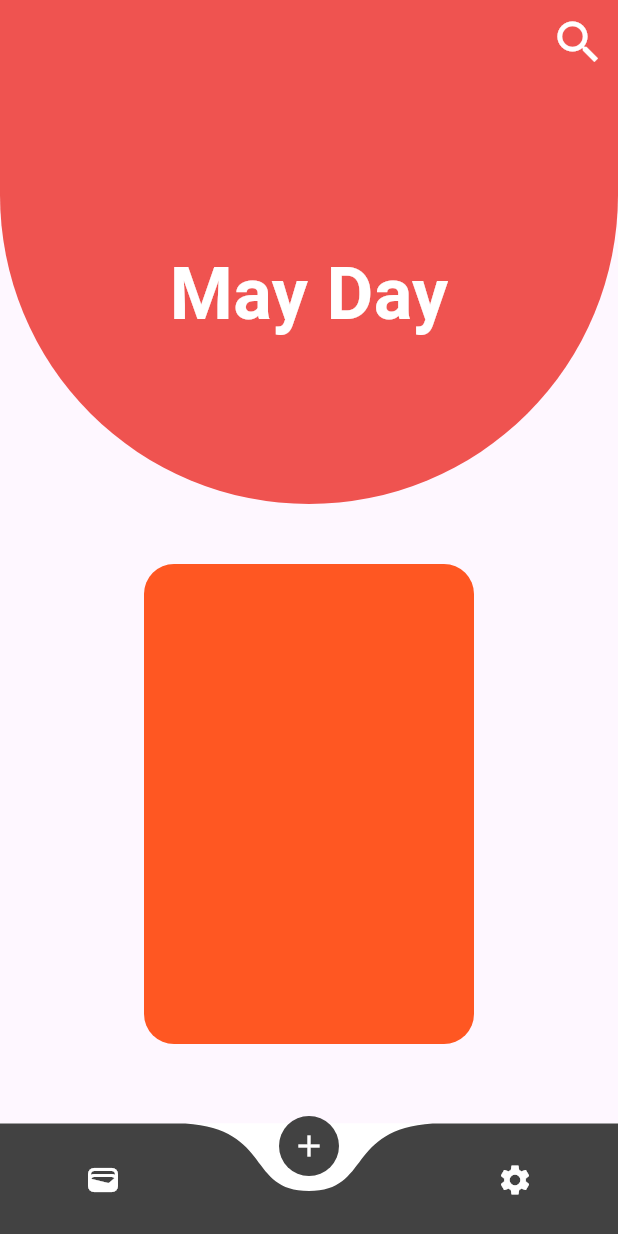
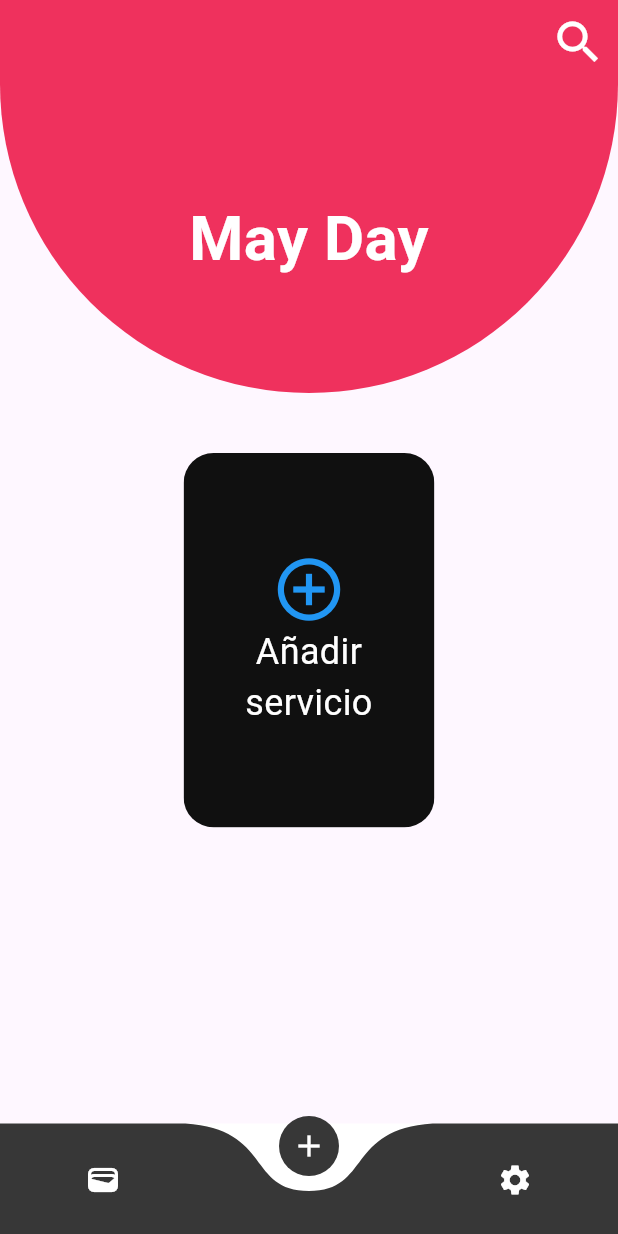
Before and after one commit to sambayoyo/Proyecto_movil, a Flutter app: the screen it shows after launch, item 2 of the bottom bar chosen, on a phone screen of 412 x 824 dp. Run offline on Flutter 3.47's test engine with Material 3 defaults, Android fonts, the phone set to English and light mode, and no system bars; drawn by our look-alikes of curved_navigation_bar; our stand-ins replace google_fonts.

Commit message:
homePage y settings listos, falta wallet

```diff
--- a/lib/Widgets/Lobby.dart
+++ b/lib/Widgets/Lobby.dart
@@ -15,13 +15,14 @@ class _LobbyState extends State<Lobby> {
   final _controller = PageController();
   @override
   Widget build(BuildContext context) {
+    Size size = MediaQuery.of(context).size;
     return Scaffold(
       body: Column(
         children: [
           Container(
-            height: 280.0,
+            height: size.height * 0.25,
             decoration: BoxDecoration(
-              color: Colors.red.shade400,
+              color: Color(0xFFEF315D),
               borderRadius: const BorderRadius.only(
                 bottomLeft: Radius.circular(250.0),
                 bottomRight: Radius.circular(250.0),
@@ -31,7 +32,7 @@ class _LobbyState extends State<Lobby> {
               child: Text(
                 'May Day',
                 style: GoogleFonts.oleoScript(
-                  fontSize: 48,
+                  fontSize: size.height * 0.05,
                   fontWeight: FontWeight.w700,
                   textStyle: TextStyle(color: Colors.white),
                 ),
@@ -41,8 +42,8 @@ class _LobbyState extends State<Lobby> {
           Column(
             children: [
               SizedBox(
-                height: 400.0,
-                width: 300.0,
+                height: size.height * 0.4,
+                width: size.width * 0.6,
                 child: PageView(
                   controller: _controller,
                   children: const [
--- a/lib/Widgets/MyHomePage.dart
+++ b/lib/Widgets/MyHomePage.dart
@@ -20,10 +20,11 @@ class _MyHomePageState extends State<MyHomePage> {
   @override
   Widget build(BuildContext context) {
     return Scaffold(
+      extendBody: true,
       backgroundColor: Colors.white,
       appBar: selectedIndex == 1
           ? AppBar(
-              backgroundColor: Colors.red.shade400,
+              backgroundColor: Color(0xFFEF315D),
               title: !isSearching
                   ? Text("")
                   : TextField(
@@ -65,7 +66,7 @@ class _MyHomePageState extends State<MyHomePage> {
           : null,
       bottomNavigationBar: CurvedNavigationBar(
         backgroundColor: Colors.white,
-        color: Colors.grey.shade800,
+        color: Color(0xFF373737),
         onTap: (index) {
           setState(() {
             selectedIndex = index;
--- a/lib/Widgets/pages/Page1.dart
+++ b/lib/Widgets/pages/Page1.dart
@@ -12,7 +12,24 @@ class Page1 extends StatelessWidget {
         child: ClipRRect(
           borderRadius: BorderRadius.circular(20),
           child: Container(
-            color: Colors.deepOrange,
+            color: Color(0xFF101010),
+            child: Center(
+              child: Column(
+                mainAxisAlignment: MainAxisAlignment.center,
+                children: [
+                  Icon(
+                    Icons.add_circle_outline,
+                    color: Colors.blue,
+                    size: 50,
+                  ),
+                  Text(
+                    'Añadir\nservicio',
+                    textAlign: TextAlign.center,
+                    style: TextStyle(color: Colors.white, fontSize: 24),
+                  ),
+                ],
+              ),
+            ),
           ),
         ),
       ),
```
Also changed, not shown: lib/Widgets/Settings.dart (+34 -13 lines), lib/Widgets/pages/Page2.dart (+14 -1 lines), lib/Widgets/pages/Page3.dart (+14 -1 lines).
